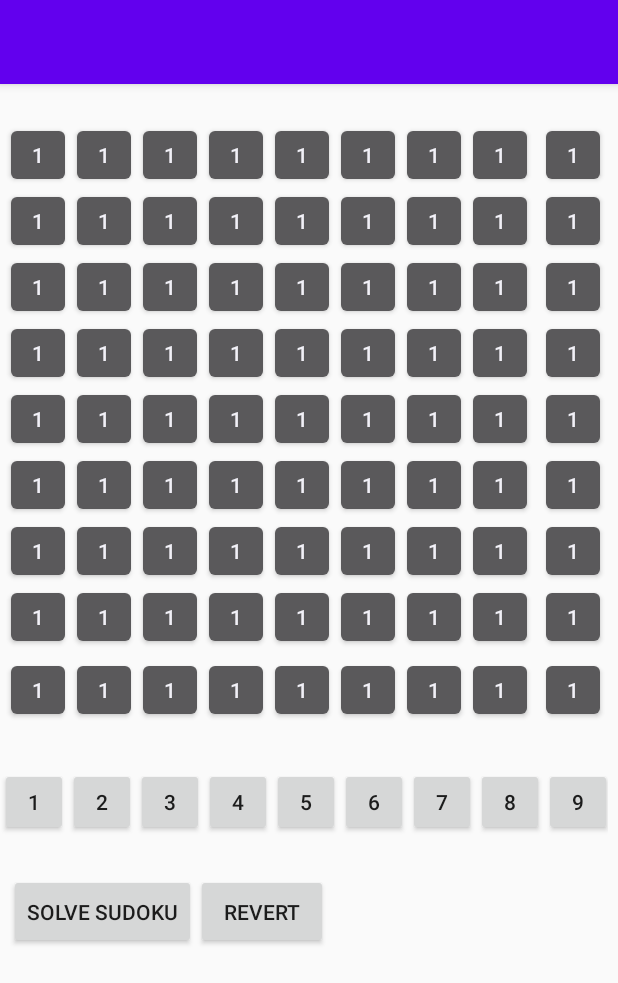
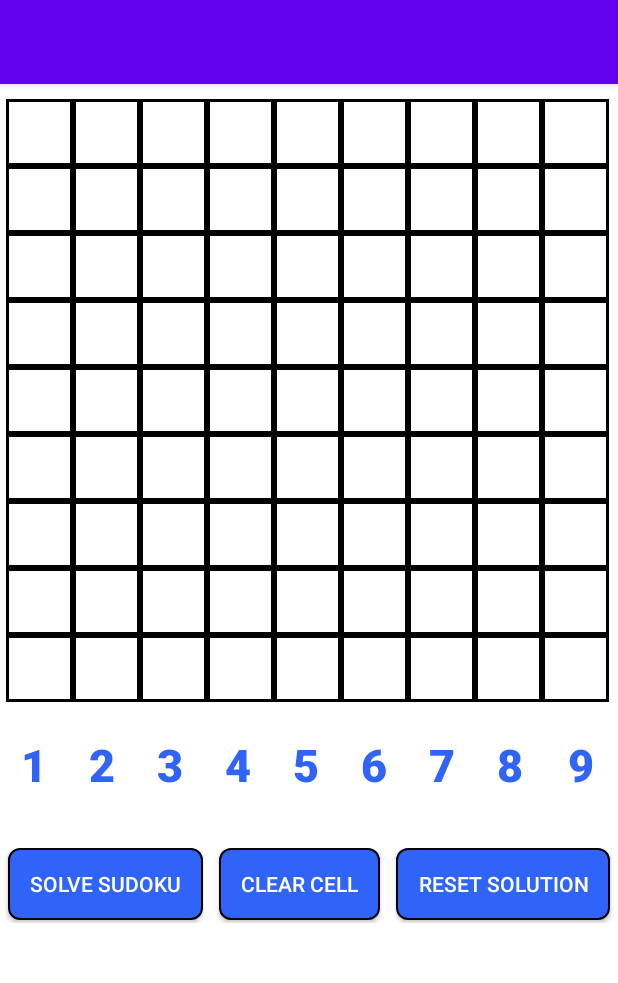
Before and after one commit to sebmueller91/Sudoku, an Android app: the SudokuSolver screen opened directly, with no data from a screen before it, on a phone screen of 412 x 824 dp. Shown: the top 983 px of the screen. Run offline under Robolectric (Android 15) with nearby library versions, the phone set to English and light mode, and no system bars.

Commit message:
Merged PR 8: Integrated SudokuSolver Algorithm

```diff
--- a/src/android/Sudoku/app/src/main/java/dgs_software/sudoku/Cell.java
+++ b/src/android/Sudoku/app/src/main/java/dgs_software/sudoku/Cell.java
@@ -6,6 +6,7 @@ public class Cell {
     private int value = 0;
     private boolean isEmpty = true;
     private Button button;
+    private boolean isFixedValue = false;
 
     public int GetValue() {
         return this.value;
@@ -41,4 +42,12 @@ public class Cell {
     public void SetButton(Button button) {
         this.button = button;
     }
+
+    public boolean GetIsFixedValue() {
+        return this.isFixedValue;
+    }
+
+    public void SetIsFixedValue(boolean isFixed) {
+        this.isFixedValue = isFixed;
+    }
 }
--- a/src/android/Sudoku/app/src/main/java/dgs_software/sudoku/MainActivity.java
+++ b/src/android/Sudoku/app/src/main/java/dgs_software/sudoku/MainActivity.java
@@ -15,7 +15,7 @@ public class MainActivity extends AppCompatActivity {
         setContentView(R.layout.activity_main);
 
         Button playSudokuButton = (Button) findViewById(R.id.PlaySudokuButton);
-        Button solveSudokuButton = (Button) findViewById(R.id.SolveSudokuButton);
+        Button solveSudokuButton = (Button) findViewById(R.id.solveSudokuButton);
 
         solveSudokuButton.setOnClickListener(new View.OnClickListener() {
             @Override
--- a/src/android/Sudoku/app/src/main/java/dgs_software/sudoku/SudokuSolver.java
+++ b/src/android/Sudoku/app/src/main/java/dgs_software/sudoku/SudokuSolver.java
@@ -5,38 +5,33 @@ import androidx.appcompat.app.AppCompatActivity;
 import android.content.Context;
 import android.graphics.Color;
 import android.graphics.Typeface;
+import android.graphics.drawable.Drawable;
 import android.os.Bundle;
+import android.text.Layout;
+import android.util.DisplayMetrics;
 import android.util.TypedValue;
 import android.view.Gravity;
 import android.view.View;
+import android.view.ViewGroup;
 import android.widget.Button;
 import android.widget.GridLayout;
 
+import org.w3c.dom.Text;
+
+import java.util.Hashtable;
+import java.util.Set;
+
 public class SudokuSolver extends AppCompatActivity {
     public static final int
-            ACTIVE_COLOR_BACKGROUND = Color.parseColor("#FF7F50"),
+            ACTIVE_COLOR_BACKGROUND = Color.parseColor("#ffffcc"),
             ACTIVE_COLOR_FONT = Color.parseColor("#6495ED"),
             INACTIVE_COLOR_BACKGROUND = Color.parseColor("#FFFFFF"),
-            INACTIVE_COLOR_FONT = Color.parseColor("#000000");
+            INACTIVE_COLOR_FONT_FIXED = Color.parseColor("#000000"),
+            INACTIVE_COLOR_FONT_NONFIXED = Color.parseColor("#3CB371"),
+            INACTIVE_COLOR_FONT_EMPTY = Color.parseColor("#A9A9A9");
 
     private Cell activeCell = null;
-    private Sudoku sudoku;
-
-    public Cell GetActiveCell() {
-        return this.activeCell;
-    }
-
-    public void SetActiveCell(Cell cell) {
-        this.activeCell = activeCell;
-    }
-
-    public Sudoku GetSudoku() {
-        return this.sudoku;
-    }
-
-    public void SetSudoku(Sudoku sudoku) {
-        this.sudoku = sudoku;
-    }
+    private Sudoku sudokuModel;
 
     @Override
     protected void onCreate(Bundle savedInstanceState) {
@@ -44,14 +39,23 @@ public class SudokuSolver extends AppCompatActivity {
         setContentView(R.layout.activity_sudoku_solver);
         GridLayout sudokuGrid = (GridLayout) findViewById(R.id.SudokuGridLayout);
 
-        // Create a new Sudoku object with an all empty field
+        // CREATE SUDOKU MODEL
         Cell[][] field = new Cell[sudokuGrid.getRowCount()][sudokuGrid.getColumnCount()];
         for (int i = 0; i < sudokuGrid.getRowCount(); i++) {
             for (int j = 0; j < sudokuGrid.getColumnCount(); j++) {
                 field[i][j] = new Cell();
             }
         }
-        sudoku = new Sudoku(field);
+        sudokuModel = new Sudoku(field);
+
+        // SUDOKU GRID
+        ViewGroup.LayoutParams gridLayoutParams = sudokuGrid.getLayoutParams();
+        DisplayMetrics displayMetrics = getResources().getDisplayMetrics();
+        float screenWidth = displayMetrics.widthPixels; // Screen width in pixels
+        float sudokuGridPixelSize = 0.98f*screenWidth; // Sudoku grid shall fill the screen width
+        gridLayoutParams.height = (int) sudokuGridPixelSize;
+        gridLayoutParams.width = (int) sudokuGridPixelSize;
+        sudokuGrid.setLayoutParams(gridLayoutParams);
 
         for (int i = 0; i < sudokuGrid.getRowCount(); i++) {
             for (int j = 0; j < sudokuGrid.getColumnCount(); j++) {
@@ -59,7 +63,7 @@ public class SudokuSolver extends AppCompatActivity {
                 final int col = j;
 
                 Button button = new Button(getApplicationContext());
-                button.setText("1");
+                button.setText("");
                 button.setOnClickListener(new View.OnClickListener() {
                     @Override
                     public void onClick(View v) {
@@ -67,43 +71,173 @@ public class SudokuSolver extends AppCompatActivity {
                     }
                 });
 
-                GridLayout.LayoutParams layoutParams = new GridLayout.LayoutParams();
-                layoutParams.height = CalcDPValue(44, getApplicationContext());
-                layoutParams.width = CalcDPValue(44, getApplicationContext());
 
-                layoutParams.setGravity(Gravity.CENTER); // Optional, if you want the text to be centered within the cell
-                sudokuGrid.addView(button, i * sudokuGrid.getColumnCount() + j, layoutParams);
-                sudoku.GetField()[i][j].SetButton(button);
+
+
+                int buttonSize = (int) (sudokuGridPixelSize/9.0f);
+                ViewGroup.LayoutParams buttonLayoutParams = new ViewGroup.LayoutParams(buttonSize, buttonSize);
+                sudokuGrid.addView(button, i * sudokuGrid.getColumnCount() + j, buttonLayoutParams);
+                sudokuModel.GetField()[i][j].SetButton(button);
+                //button.setBackgroundResource();
+                button.setText("");
             }
         }
-    }
 
-    // Returns the text of the given button as int
-    private static int GetButtonTextAsInteger(Button button) {
-        CharSequence sequence = button.getText();
-        final StringBuilder sb = new StringBuilder(sequence.length());
-        sb.append(sequence);
-        return Integer.parseInt(sb.toString());
+        // INPUTBUTTONS: Create and set OnClickedActions
+        Hashtable<String, Button> buttonDict = new Hashtable<String, Button>();
+        buttonDict.put("1",(Button) findViewById(R.id.userButton1));
+        buttonDict.put("2",(Button) findViewById(R.id.userButton2));
+        buttonDict.put("3",(Button) findViewById(R.id.userButton3));
+        buttonDict.put("4",(Button) findViewById(R.id.userButton4));
+        buttonDict.put("5",(Button) findViewById(R.id.userButton5));
+        buttonDict.put("6",(Button) findViewById(R.id.userButton6));
+        buttonDict.put("7",(Button) findViewById(R.id.userButton7));
+        buttonDict.put("8",(Button) findViewById(R.id.userButton8));
+        buttonDict.put("9",(Button) findViewById(R.id.userButton9));
+        Set<String> keys = buttonDict.keySet();
+        for (final String key: keys) {
+            Button button = buttonDict.get(key);
+            button.setOnClickListener(new View.OnClickListener() {
+                @Override
+                public void onClick(View v) {
+                    InputButtonClickedAction(Integer.parseInt(key));
+                }
+            });
+
+            int buttonSize = (int) (screenWidth/((float) keys.size()));
+            ViewGroup.LayoutParams buttonLayoutParams = button.getLayoutParams();
+            buttonLayoutParams.width = buttonSize;
+            //buttonLayoutParams.height = buttonSize;
+        }
+
+        // SOLVE SUDOKU BUTTON
+        Button solveSudokuButton = (Button) findViewById(R.id.solveSudokuButton);
+        solveSudokuButton.setOnClickListener(new View.OnClickListener() {
+            @Override
+            public void onClick(View v) {
+                SolveSudokuButonClicked();
+            }
+        });
+
+        // CLEAR CELL BUTTON
+        Button clearCellButton = (Button) findViewById(R.id.clearCellButton);
+        clearCellButton.setOnClickListener(new View.OnClickListener() {
+            @Override
+            public void onClick(View v) {
+                ClearCellButtonClicked();
+            }
+        });
+
+        // RESET SOLUTION BUTTON
+        Button resetSolutionButton = (Button) findViewById(R.id.resetSolutionButton);
+        resetSolutionButton.setOnClickListener(new View.OnClickListener() {
+            @Override
+            public void onClick(View v) {
+                ResetSolutionButtonClicked();
+            }
+        });
+
+        RefreshUI();
     }
 
     public void SudokuButtonClickedAction(int row, int col) {
-        int cellValue = GetButtonTextAsInteger(sudoku.GetField()[row][col].GetButton());
+        /*int cellValue = GetButtonTextAsInteger(sudoku.GetField()[row][col].GetButton());
         String newText = Integer.toString(++cellValue);
         sudoku.GetField()[row][col].GetButton().setText(newText);
         sudoku.GetField()[row][col].GetButton().setText(newText);
         sudoku.GetField()[row][col].GetButton().setBackgroundColor(ACTIVE_COLOR_BACKGROUND);
         sudoku.GetField()[row][col].GetButton().setTextColor(ACTIVE_COLOR_FONT);
-        sudoku.GetField()[row][col].GetButton().setTypeface(null, Typeface.BOLD);
+        sudoku.GetField()[row][col].GetButton().setTypeface(null, Typeface.BOLD);*/
+        if (sudokuModel.GetField() == null || sudokuModel.GetField()[row][col] == null) {
+            return;
+        }
+        if (activeCell != null && sudokuModel.GetField()[row][col].equals(activeCell)) {
+            activeCell = null;
+        } else {
+            activeCell = sudokuModel.GetField()[row][col];
+        }
+
+        RefreshUI();
     }
 
-    private static int CalcDPValue(int value, Context context) {
-        return (int) TypedValue.applyDimension(
-                TypedValue.COMPLEX_UNIT_DIP,
-                value,
-                context.getResources().getDisplayMetrics());
+    public void InputButtonClickedAction(int number) {
+        DeleteNonFixedValues();
+        if (activeCell != null) {
+            int row = 0, col = 0;
+            for (int i = 0; i < sudokuModel.GetField().length; i++) {
+                for (int j = 0; j < sudokuModel.GetField()[i].length; j++) {
+                    if (sudokuModel.GetField()[i][j].equals(activeCell)) {
+                        row = i;
+                        col = j;
+                        break;
+                    }
+                }
+            }
+
+            sudokuModel.GetField()[row][col].SetValue(number);
+            sudokuModel.GetField()[row][col].SetIsFixedValue(true);
+        }
+        RefreshUI();
     }
 
+    public void SolveSudokuButonClicked() {
+        sudokuModel.GetSolution();
+        RefreshUI();
+    }
+
+    public void ClearCellButtonClicked() {
+        if (activeCell != null) {
+            activeCell.SetValue(0);
+            activeCell.SetIsFixedValue(false);
+        }
+        RefreshUI();
+    }
+
+    public void ResetSolutionButtonClicked() {
+        DeleteNonFixedValues();
+        RefreshUI();
+    }
+
+    private void DeleteNonFixedValues() {
+        for (int i = 0; i < sudokuModel.GetField().length; i++) {
+            for (int j = 0; j < sudokuModel.GetField()[i].length; j++) {
+                if (sudokuModel.GetField()[i][j].GetIsFixedValue() == false) {
+                    sudokuModel.GetField()[i][j].SetValue(0);
+                }
+            }
+        }
+    }
+
+    // Sets all values of the User Interface according to the model of the sudoku
     private void RefreshUI() {
+        for (int i = 0; i < sudokuModel.GetField().length; i++) {
+            for (int j = 0; j < sudokuModel.GetField()[i].length; j++) {
+                Button button = sudokuModel.GetField()[i][j].GetButton();
 
+                if (sudokuModel.GetField()[i][j].GetIsEmpty()) {
+                    button.setText(" ");
+                    button.setTextColor(INACTIVE_COLOR_FONT_EMPTY);
+                } else {
+                    button.setText(Integer.toString(sudokuModel.GetField()[i][j].GetValue()));
+                }
+                button.setBackgroundColor(INACTIVE_COLOR_BACKGROUND);
+
+                if (sudokuModel.GetField()[i][j].GetIsFixedValue()) {
+                    button.setTextColor(INACTIVE_COLOR_FONT_FIXED);
+                } else if (sudokuModel.GetField()[i][j].GetIsEmpty()) { // TODO: DELETE CASE
+                    button.setTextColor(INACTIVE_COLOR_FONT_EMPTY);
+                } else {
+                    button.setTextColor(INACTIVE_COLOR_FONT_NONFIXED);
+                }
+
+                Drawable buttonDrawable = getApplicationContext().getResources().getDrawable(R.drawable.sudoku_grid_button);
+                button.setBackground(buttonDrawable);
+            }
+        }
+        if (activeCell != null) {
+            Button button = activeCell.GetButton();
+            button.setBackgroundColor(ACTIVE_COLOR_BACKGROUND);
+            button.setTextColor(ACTIVE_COLOR_FONT);
+        }
     }
 }
--- /dev/null
+++ b/src/android/Sudoku/app/src/main/res/drawable-v24/sudoku_grid_button.xml
@@ -0,0 +1,5 @@
+<?xml version="1.0" encoding="utf-8"?>
+<shape xmlns:android="http://schemas.android.com/apk/res/android"
+    android:shape="rectangle">
+    <stroke android:width="2dp" android:color="#000000" />
+</shape>
--- /dev/null
+++ b/src/android/Sudoku/app/src/main/res/drawable/input_button.xml
@@ -0,0 +1,12 @@
+<?xml version="1.0" encoding="UTF-8"?>
+<shape xmlns:android="http://schemas.android.com/apk/res/android">
+    <solid android:color="#ffffff"/>
+
+    <item android:color="#ffffff"/>
+    <padding android:left="10dp"
+        android:top="10dp"
+        android:right="10dp"
+        android:bottom="10dp"
+        />
+    <corners android:radius="7dp"></corners>
+</shape>
--- /dev/null
+++ b/src/android/Sudoku/app/src/main/res/drawable/menu_button.xml
@@ -0,0 +1,16 @@
+<?xml version="1.0" encoding="UTF-8"?>
+<shape xmlns:android="http://schemas.android.com/apk/res/android">
+    <solid android:color="#3063f7"/>
+
+    <stroke android:width="1dp"
+        android:color="#ff000000"
+        />
+
+    <item android:color="#ffffff"/>
+    <padding android:left="10dp"
+        android:top="10dp"
+        android:right="10dp"
+        android:bottom="10dp"
+        />
+    <corners android:radius="7dp"></corners>
+</shape>
--- a/src/android/Sudoku/app/src/main/res/layout/activity_sudoku_solver.xml
+++ b/src/android/Sudoku/app/src/main/res/layout/activity_sudoku_solver.xml
@@ -8,7 +8,8 @@
     tools:context=".SudokuSolver">
 
     <GridLayout xmlns:android="http://schemas.android.com/apk/res/android"
-        xmlns:tools="http://schemas.android.com/tools"
+        xmlns:tools="http://schemas.android.co
+        m/tools"
         android:id="@+id/GridLayout1"
         android:layout_width="wrap_content"
         android:layout_height="wrap_content"
@@ -21,107 +22,172 @@
 </androidx.constraintlayout.widget.ConstraintLayout>-->
 <LinearLayout xmlns:android="http://schemas.android.com/apk/res/android"
     xmlns:tools="http://schemas.android.com/tools"
+    xmlns:app="http://schemas.android.com/apk/res-auto"
+    xmlns:grid="http://schemas.android.com/apk/res-auto"
     android:layout_width="fill_parent"
     android:layout_height="fill_parent"
+    android:background="#ffffff"
     android:orientation="vertical" >
 
     <GridLayout
         android:layout_gravity="center_horizontal"
         android:id="@+id/SudokuGridLayout"
-        android:layout_marginTop="25dp"
+        android:layout_marginTop="10dp"
         android:layout_width="405dp"
         android:layout_height="405dp"
+        app:layout_constraintDimensionRatio="1:1"
         android:columnCount="9"
         android:rowCount="9"
         android:orientation="horizontal"
         tools:context=".GridXMLActivity">
     </GridLayout>
     <GridLayout
-        android:layout_marginTop="25dp"
-        android:layout_width="405dp"
-        android:layout_height="45dp"
+        android:layout_marginTop="10dp"
+        android:layout_width="match_parent"
+        android:layout_height="wrap_content"
         android:columnCount="9"
         android:rowCount="1">
+
         <Button
             android:id="@+id/userButton1"
-            android:layout_width="45dp"
-            android:layout_height="45dp"
+            android:layout_height="wrap_content"
+            android:layout_row="0"
             android:layout_column="0"
-            android:layout_row="0"
-            android:text="1" />
+            android:background="@drawable/input_button"
+            android:text="1"
+            android:textColor="#3063f7"
+            android:textSize="30sp"
+            android:stateListAnimator="@null"
+            android:textStyle="bold" />
 
         <Button
             android:id="@+id/userButton2"
-            android:layout_width="45dp"
-            android:layout_height="45dp"
             android:layout_row="0"
             android:layout_column="1"
+            android:layout_height="wrap_content"
+            android:background="@drawable/input_button"
+            android:textColor="#3063f7"
+            android:textSize="30sp"
+            android:textStyle="bold"
+            android:stateListAnimator="@null"
             android:text="2" />
         <Button
             android:id="@+id/userButton3"
-            android:layout_width="45dp"
-            android:layout_height="45dp"
             android:layout_row="0"
             android:layout_column="2"
+            android:layout_height="wrap_content"
+            android:background="@drawable/input_button"
+            android:textColor="#3063f7"
+            android:textSize="30sp"
+            android:textStyle="bold"
+            android:stateListAnimator="@null"
             android:text="3" />
         <Button
             android:id="@+id/userButton4"
-            android:layout_width="45dp"
-            android:layout_height="45dp"
             android:layout_row="0"
             android:layout_column="3"
+            android:layout_height="wrap_content"
+            android:background="@drawable/input_button"
+            android:textColor="#3063f7"
+            android:textSize="30sp"
+            android:textStyle="bold"
+            android:stateListAnimator="@null"
             android:text="4" />
         <Button
             android:id="@+id/userButton5"
-            android:layout_width="45dp"
-            android:layout_height="45dp"
             android:layout_row="0"
             android:layout_column="4"
+            android:layout_height="wrap_content"
+            android:background="@drawable/input_button"
+            android:textColor="#3063f7"
+            android:textSize="30sp"
+            android:textStyle="bold"
+            android:stateListAnimator="@null"
             android:text="5" />
         <Button
             android:id="@+id/userButton6"
-            android:layout_width="45dp"
-            android:layout_height="45dp"
             android:layout_row="0"
             android:layout_column="5"
+            android:layout_height="wrap_content"
+            android:background="@drawable/input_button"
+            android:textColor="#3063f7"
+            android:textSize="30sp"
+            android:textStyle="bold"
+            android:stateListAnimator="@null"
             android:text="6" />
         <Button
             android:id="@+id/userButton7"
-            android:layout_width="45dp"
-            android:layout_height="45dp"
             android:layout_row="0"
             android:layout_column="6"
+            android:layout_height="wrap_content"
+            android:background="@drawable/input_button"
+            android:textColor="#3063f7"
+            android:textSize="30sp"
+            android:textStyle="bold"
+            android:stateListAnimator="@null"
             android:text="7" />
         <Button
             android:id="@+id/userButton8"
-            android:layout_width="45dp"
-            android:layout_height="45dp"
             android:layout_row="0"
             android:layout_column="7"
+            android:layout_height="wrap_content"
+            android:background="@drawable/input_button"
+            android:textColor="#3063f7"
+            android:textSize="30sp"
+            android:textStyle="bold"
+            android:stateListAnimator="@null"
             android:text="8" />
         <Button
             android:id="@+id/userButton9"
-            android:layout_width="45dp"
-            android:layout_height="45dp"
+            android:layout_gravity="center_horizontal"
             android:layout_row="0"
             android:layout_column="8"
+            android:layout_height="wrap_content"
+            android:background="@drawable/input_button"
+            android:textColor="#3063f7"
+            android:textSize="30sp"
+            android:textStyle="bold"
+            android:stateListAnimator="@null"
             android:text="9" />
     </GridLayout>
     <LinearLayout
         android:layout_marginTop="25dp"
-        android:layout_width="400dp"
+        android:layout_width="fill_parent"
         android:layout_height="50dp"
+        android:orientation="horizontal"
         android:layout_gravity="center_horizontal">
+
         <Button
+            android:id="@+id/solveSudokuButton"
             android:layout_width="wrap_content"
-            android:layout_height="50dp"
-            android:text="Solve Sudoku"
-            android:orientation="horizontal" />
+            android:layout_height="wrap_content"
+            android:layout_marginHorizontal="5dp"
+            android:layout_weight="1"
+            android:orientation="horizontal"
+            android:background="@drawable/menu_button"
+            android:textColor="#ffffff"
+            android:text="Solve Sudoku" />
+
         <Button
+            android:id="@+id/clearCellButton"
             android:layout_width="wrap_content"
-            android:layout_height="50dp"
-            android:text="Revert"
-            android:orientation="horizontal" />
+            android:layout_height="wrap_content"
+            android:layout_marginHorizontal="5dp"
+            android:layout_weight="1"
+            android:orientation="horizontal"
+            android:background="@drawable/menu_button"
+            android:textColor="#ffffff"
+            android:text="CLEAR CELL" />
+        <Button
+            android:id="@+id/resetSolutionButton"
+            android:layout_width="wrap_content"
+            android:layout_height="wrap_content"
+            android:layout_marginHorizontal="5dp"
+            android:layout_weight="1"
+            android:orientation="horizontal"
+            android:textColor="#ffffff"
+            android:background="@drawable/menu_button"
+            android:text="RESET SOLUTION" />
     </LinearLayout>
 
 </LinearLayout>
```
Also changed, not shown: src/android/Sudoku/app/src/main/java/dgs_software/sudoku/Sudoku.java (+39 -4 lines), src/android/Sudoku/app/src/main/res/layout/activity_main.xml (+86 -18 lines), 2 other files.
